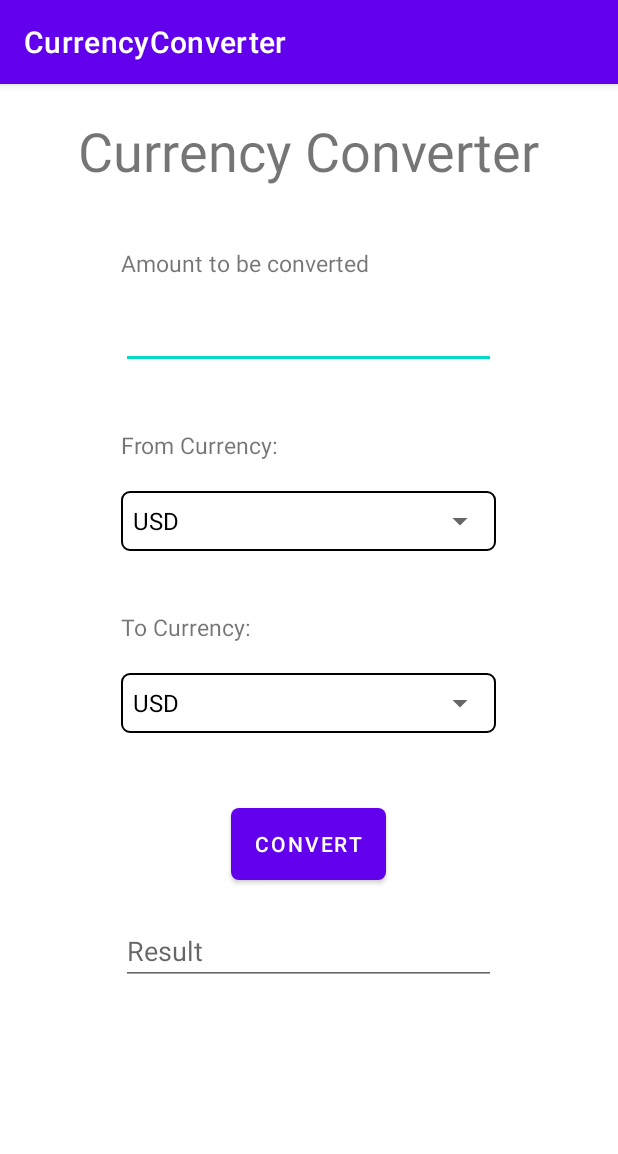
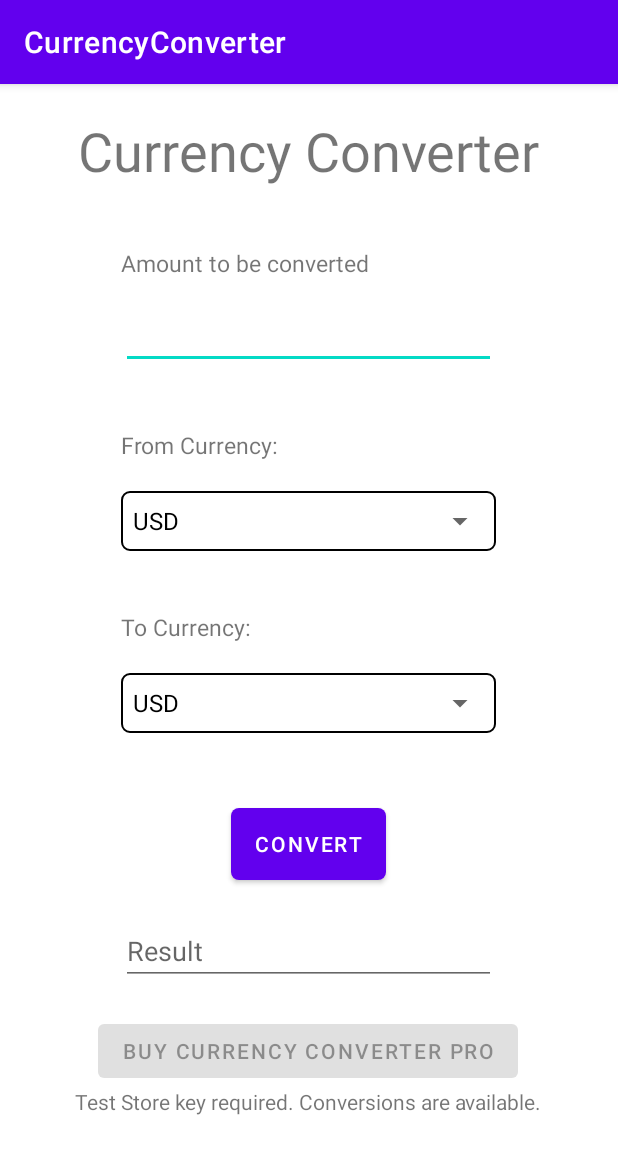
Before and after one commit to DonGuillotine/android-currency-converter, an Android app: the screen it shows after launch (MainActivity), on a phone screen of 412 x 824 dp. Shown: the top 1154 px of the screen. Run offline under Robolectric (Android 15) with nearby library versions, the phone set to English and light mode, and no system bars; libraries missing offline, so code that uses them is left out: com.revenuecat.purchases.

Commit message:
Add RevenueCat Test Store Android demo

```diff
--- /dev/null
+++ b/app/src/debug/java/com/example/currencyconverter/ProDemo.java
@@ -0,0 +1,167 @@
+package com.example.currencyconverter;
+
+import android.content.Context;
+import android.content.SharedPreferences;
+import android.util.Log;
+import android.view.View;
+import android.widget.ArrayAdapter;
+import android.widget.Button;
+import android.widget.Spinner;
+import android.widget.TextView;
+
+import com.revenuecat.purchases.CustomerInfo;
+import com.revenuecat.purchases.Offering;
+import com.revenuecat.purchases.Offerings;
+import com.revenuecat.purchases.Package;
+import com.revenuecat.purchases.PurchaseParams;
+import com.revenuecat.purchases.Purchases;
+import com.revenuecat.purchases.PurchasesConfiguration;
+import com.revenuecat.purchases.PurchasesError;
+import com.revenuecat.purchases.interfaces.PurchaseCallback;
+import com.revenuecat.purchases.interfaces.ReceiveCustomerInfoCallback;
+import com.revenuecat.purchases.interfaces.ReceiveOfferingsCallback;
+import com.revenuecat.purchases.models.StoreTransaction;
+
+import java.net.MalformedURLException;
+import java.net.URL;
+
+final class ProDemo {
+    private static final String TAG = "CurrencyConverterPro";
+    private static final String FROM = "from";
+    private static final String TO = "to";
+
+    private final MainActivity activity;
+    private final Button buyPro;
+    private final TextView status;
+    private final Button saveFavourite;
+    private final Button useFavourite;
+
+    static void bind(MainActivity activity, Spinner from, Spinner to, ArrayAdapter<String> currencies) {
+        new ProDemo(activity, from, to, currencies).start();
+    }
+
+    private ProDemo(MainActivity activity, Spinner from, Spinner to, ArrayAdapter<String> currencies) {
+        this.activity = activity;
+        buyPro = activity.findViewById(R.id.buy_pro);
+        status = activity.findViewById(R.id.pro_status);
+        saveFavourite = activity.findViewById(R.id.save_favourite);
+        useFavourite = activity.findViewById(R.id.use_favourite);
+
+        SharedPreferences pair = activity.getSharedPreferences("favourite_pair", Context.MODE_PRIVATE);
+        Runnable updateFavourite = () -> {
+            String savedFrom = pair.getString(FROM, "");
+            String savedTo = pair.getString(TO, "");
+            int fromPosition = currencies.getPosition(savedFrom);
+            int toPosition = currencies.getPosition(savedTo);
+            boolean hasPair = fromPosition >= 0 && toPosition >= 0;
+            useFavourite.setEnabled(hasPair);
+            useFavourite.setText(hasPair ? activity.getString(R.string.use_saved_pair, savedFrom, savedTo)
+                    : activity.getString(R.string.use_favourite));
+            useFavourite.setOnClickListener(view -> {
+                from.setSelection(fromPosition);
+                to.setSelection(toPosition);
+            });
+        };
+        saveFavourite.setOnClickListener(view -> {
+            pair.edit().putString(FROM, from.getSelectedItem().toString())
+                    .putString(TO, to.getSelectedItem().toString()).apply();
+            updateFavourite.run();
+        });
+        updateFavourite.run();
+        activity.findViewById(R.id.pro_controls).setVisibility(View.VISIBLE);
+    }
+
+    private void start() {
+        String key = BuildConfig.REVENUECAT_TEST_STORE_KEY;
+        buyPro.setEnabled(false);
+        if (!key.startsWith("test_") || key.length() == "test_".length()) {
+            status.setText(R.string.pro_unavailable);
+            return;
+        }
+
+        if (!Purchases.isConfigured()) {
+            if (BuildConfig.REVENUECAT_TEST_STORE_USE_BACKUP) {
+                try {
+                    Purchases.setProxyURL(new URL("https://api.rc-backup.com/"));
+                } catch (MalformedURLException error) {
+                    Log.w(TAG, "Invalid RevenueCat backup URL", error);
+                }
+            }
+            Purchases.configure(new PurchasesConfiguration.Builder(activity.getApplicationContext(), key).build());
+        }
+        Purchases purchases = Purchases.getSharedInstance();
+        buyPro.setOnClickListener(view -> buy(purchases));
+        status.setText(R.string.pro_checking);
+        purchases.getCustomerInfo(new ReceiveCustomerInfoCallback() {
+            @Override
+            public void onReceived(CustomerInfo customerInfo) {
+                showAccess(customerInfo, R.string.pro_locked);
+            }
+
+            @Override
+            public void onError(PurchasesError error) {
+                Log.w(TAG, "CustomerInfo: " + error.getCode());
+                showLocked(R.string.pro_check_error);
+            }
+        });
+    }
+
+    private void buy(Purchases purchases) {
+        buyPro.setEnabled(false);
+        status.setText(R.string.pro_loading_purchase);
+        purchases.getOfferings(new ReceiveOfferingsCallback() {
+            @Override
+            public void onReceived(Offerings offerings) {
+                if (activity.isFinishing() || activity.isDestroyed()) {
+                    return;
+                }
+                Offering current = offerings.getCurrent();
+                Package lifetime = current == null ? null : current.getLifetime();
+                if (lifetime == null) {
+                    showLocked(R.string.pro_package_missing);
+                    return;
+                }
+                purchase(purchases, lifetime);
+            }
+
+            @Override
+            public void onError(PurchasesError error) {
+                Log.w(TAG, "Offerings: " + error.getCode());
+                showLocked(R.string.pro_offering_error);
+            }
+        });
+    }
+
+    private void purchase(Purchases purchases, Package lifetime) {
+        purchases.purchase(new PurchaseParams.Builder(activity, lifetime).build(), new PurchaseCallback() {
+            @Override
+            public void onCompleted(StoreTransaction transaction, CustomerInfo customerInfo) {
+                showAccess(customerInfo, R.string.pro_entitlement_missing);
+            }
+
+            @Override
+            public void onError(PurchasesError error, boolean userCancelled) {
+                Log.d(TAG, "Test purchase: " + error.getCode());
+                showLocked(userCancelled ? R.string.pro_cancelled : R.string.pro_purchase_failed);
+            }
+        });
+    }
+
+    private void showAccess(CustomerInfo customerInfo, int lockedMessage) {
+        if (!customerInfo.getEntitlements().getActive().containsKey("pro")) {
+            showLocked(lockedMessage);
+        } else if (!activity.isFinishing() && !activity.isDestroyed()) {
+            buyPro.setVisibility(View.GONE);
+            status.setText(R.string.pro_unlocked);
+            saveFavourite.setVisibility(View.VISIBLE);
+            useFavourite.setVisibility(View.VISIBLE);
+        }
+    }
+
+    private void showLocked(int message) {
+        if (!activity.isFinishing() && !activity.isDestroyed()) {
+            status.setText(message);
+            buyPro.setEnabled(true);
+        }
+    }
+}
--- a/app/src/main/AndroidManifest.xml
+++ b/app/src/main/AndroidManifest.xml
@@ -1,6 +1,5 @@
 <?xml version="1.0" encoding="utf-8"?>
-<manifest xmlns:android="http://schemas.android.com/apk/res/android"
-    package="com.example.currencyconverter">
+<manifest xmlns:android="http://schemas.android.com/apk/res/android">
     <uses-permission android:name="android.permission.INTERNET"/>
     <application
         android:allowBackup="true"
--- a/app/src/main/java/com/example/currencyconverter/MainActivity.java
+++ b/app/src/main/java/com/example/currencyconverter/MainActivity.java
@@ -38,7 +38,8 @@ public class MainActivity extends AppCompatActivity {
 
         //Adding Functionality
         String[] dropDownList = {"USD","INR","EUR","NGN","NZD","GBP","JPY","CAD","AUD","CHF","CNY","HKD","KRW"};
-        ArrayAdapter<String> adapter = new ArrayAdapter<String>(this, R.layout.support_simple_spinner_dropdown_item, dropDownList);
+        ArrayAdapter<String> adapter = new ArrayAdapter<>(this,
+                androidx.appcompat.R.layout.support_simple_spinner_dropdown_item, dropDownList);
         convertToDropdown.setAdapter(adapter);
         convertFromDropdown.setAdapter(adapter);
 
@@ -46,6 +47,7 @@ public class MainActivity extends AppCompatActivity {
         button.setOnClickListener(new View.OnClickListener() {
             @Override
             public void onClick(View v) {
+                String targetCurrency = convertToDropdown.getSelectedItem().toString();
                 // Using the RetrofitInterface to get currency rates
                 RetrofitInterface retrofitInterface = RetrofitBuilder.getRetrofitInstance().create(RetrofitInterface.class);
                 Call<JsonObject> call = retrofitInterface.getExchangeCurrency(convertFromDropdown.getSelectedItem().toString());
@@ -56,7 +58,7 @@ public class MainActivity extends AppCompatActivity {
                         JsonObject res = response.body();
                         JsonObject rates = res.getAsJsonObject("rates");
                         double currency = Double.valueOf(currencyToBeConverted.getText().toString());
-                        double multiplier = Double.valueOf(rates.get(convertToDropdown.getSelectedItem().toString()).toString());
+                        double multiplier = Double.valueOf(rates.get(targetCurrency).toString());
                         double result = currency * multiplier;
                         currencyConverted.setText(String.valueOf(result));
                     }
@@ -68,8 +70,6 @@ public class MainActivity extends AppCompatActivity {
                 });
             }
         });
-
-
-
+        ProDemo.bind(this, convertFromDropdown, convertToDropdown, adapter);
     }
 }
--- a/app/src/main/res/layout/activity_main.xml
+++ b/app/src/main/res/layout/activity_main.xml
@@ -1,11 +1,13 @@
 <?xml version="1.0" encoding="utf-8"?>
-<LinearLayout xmlns:android="http://schemas.android.com/apk/res/android"
-    xmlns:app="http://schemas.android.com/apk/res-auto"
+<ScrollView xmlns:android="http://schemas.android.com/apk/res/android"
     xmlns:tools="http://schemas.android.com/tools"
-    android:orientation="vertical"
     android:layout_width="match_parent"
     android:layout_height="match_parent"
     tools:context=".MainActivity">
+<LinearLayout
+    android:layout_width="match_parent"
+    android:layout_height="wrap_content"
+    android:orientation="vertical">
 <!--Text-->
     <TextView
         android:id="@+id/textView"
@@ -116,4 +118,42 @@
         android:hint="Result"
         />
 
+    <LinearLayout
+        android:id="@+id/pro_controls"
+        android:layout_width="wrap_content"
+        android:layout_height="wrap_content"
+        android:layout_gravity="center"
+        android:gravity="center_horizontal"
+        android:orientation="vertical"
+        android:paddingBottom="20dp"
+        android:visibility="gone">
+
+        <Button
+            android:id="@+id/buy_pro"
+            android:layout_width="wrap_content"
+            android:layout_height="wrap_content"
+            android:text="@string/buy_pro" />
+
+        <TextView
+            android:id="@+id/pro_status"
+            android:layout_width="wrap_content"
+            android:layout_height="wrap_content"
+            android:accessibilityLiveRegion="polite"
+            android:gravity="center" />
+
+        <Button
+            android:id="@+id/save_favourite"
+            android:layout_width="wrap_content"
+            android:layout_height="wrap_content"
+            android:text="@string/save_favourite"
+            android:visibility="gone" />
+
+        <Button
+            android:id="@+id/use_favourite"
+            android:layout_width="wrap_content"
+            android:layout_height="wrap_content"
+            android:text="@string/use_favourite"
+            android:visibility="gone" />
+    </LinearLayout>
 </LinearLayout>
+</ScrollView>
--- a/app/src/main/res/values/strings.xml
+++ b/app/src/main/res/values/strings.xml
@@ -1,3 +1,18 @@
 <resources>
     <string name="app_name">CurrencyConverter</string>
+    <string name="buy_pro">Buy Currency Converter Pro</string>
+    <string name="pro_unavailable">Test Store key required. Conversions are available.</string>
+    <string name="pro_checking">Checking Pro access…</string>
+    <string name="pro_check_error">Couldn’t check Pro access. Reopen the app to retry.</string>
+    <string name="pro_locked">Pro unlocks one favourite currency pair.</string>
+    <string name="pro_loading_purchase">Loading Test Store purchase…</string>
+    <string name="pro_offering_error">Couldn’t load the Test Store offering. Try again.</string>
+    <string name="pro_package_missing">No lifetime package in the current offering.</string>
+    <string name="pro_cancelled">Purchase cancelled.</string>
+    <string name="pro_purchase_failed">Test purchase failed. Try again.</string>
+    <string name="pro_entitlement_missing">Purchase completed, but the pro entitlement is inactive.</string>
+    <string name="pro_unlocked">Pro unlocked</string>
+    <string name="save_favourite">Save current pair</string>
+    <string name="use_favourite">Use favourite pair</string>
+    <string name="use_saved_pair">Use %1$s → %2$s</string>
 </resources>
--- a/build.gradle
+++ b/build.gradle
@@ -5,7 +5,7 @@ buildscript {
         mavenCentral()
     }
     dependencies {
-        classpath "com.android.tools.build:gradle:7.0.2"
+        classpath "com.android.tools.build:gradle:8.6.1"
 
         // NOTE: Do not place your application dependencies here; they belong
         // in the individual module build.gradle files
--- a/settings.gradle
+++ b/settings.gradle
@@ -3,7 +3,6 @@ dependencyResolutionManagement {
     repositories {
         google()
         mavenCentral()
-        jcenter() // Warning: this repository is going to shut down soon
     }
 }
 rootProject.name = "CurrencyConverter"
```
Also changed, not shown: app/build.gradle (+22 -2 lines), gradle/wrapper/gradle-wrapper.properties, 2 other files.
